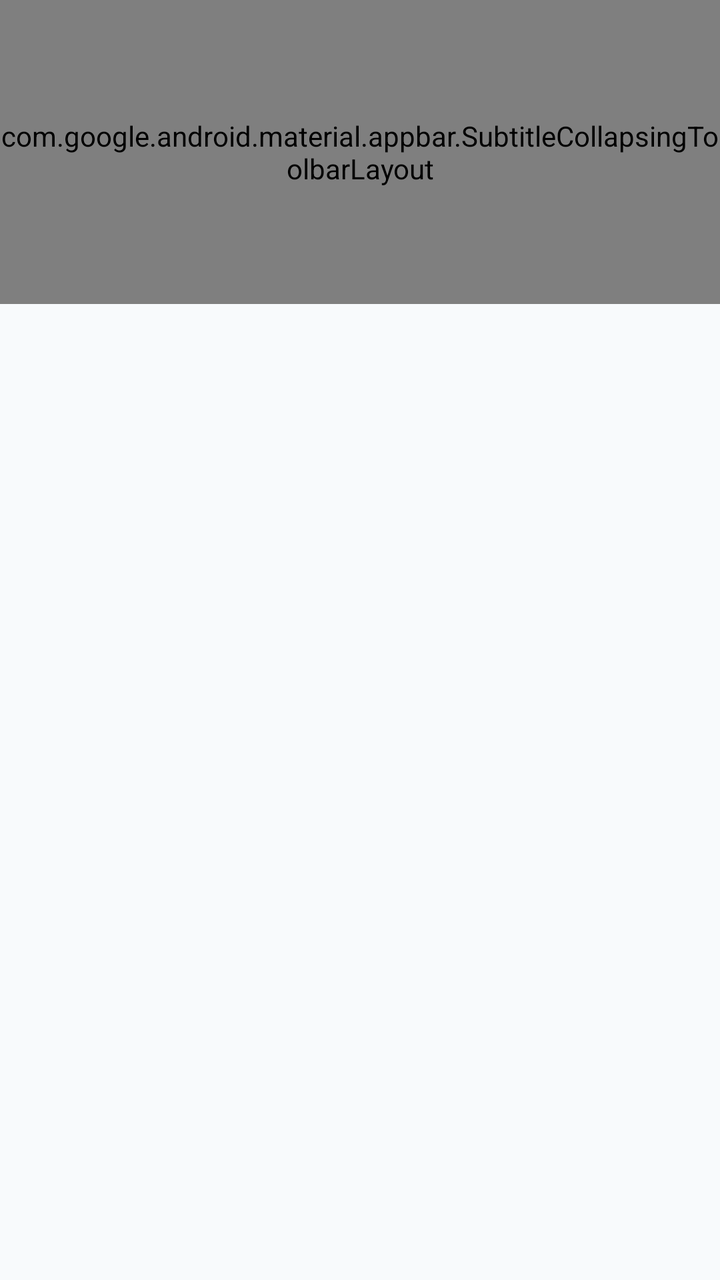
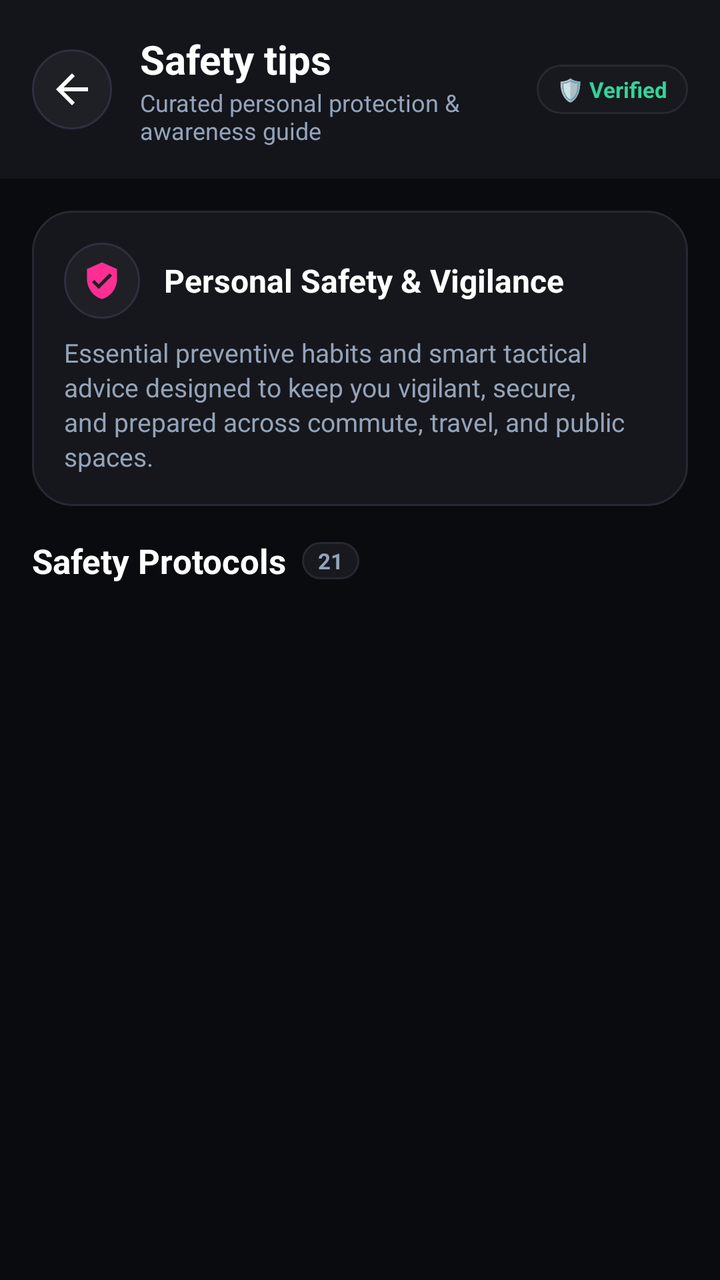

Compare the two renders of this Android layout. The source of the first and the diff that turns it into the second are given below.
<!-- AndroidManifest.xml: application theme Theme.SheGuard -->
<!-- res/layout/fragment_safety_tips.xml -->
<?xml version="1.0" encoding="utf-8"?>
<androidx.coordinatorlayout.widget.CoordinatorLayout xmlns:android="http://schemas.android.com/apk/res/android"
    xmlns:app="http://schemas.android.com/apk/res-auto"
    xmlns:tools="http://schemas.android.com/tools"
    android:layout_width="match_parent"
    android:layout_height="match_parent"
    android:clipChildren="false"
    android:fitsSystemWindows="true"
    tools:context=".ui.fragment.SafetyTipsFragment">

    <androidx.core.widget.NestedScrollView
        android:layout_width="match_parent"
        android:layout_height="match_parent"
        android:fillViewport="true"
        app:layout_behavior="com.google.android.material.appbar.AppBarLayout$ScrollingViewBehavior">

        <androidx.recyclerview.widget.RecyclerView
            android:id="@+id/recyclerView"
            android:layout_width="match_parent"
            android:layout_height="match_parent" />

    </androidx.core.widget.NestedScrollView>

    <include
        android:id="@+id/header"
        layout="@layout/view_header_expandable" />

</androidx.coordinatorlayout.widget.CoordinatorLayout>
<!-- res/layout/view_header_expandable.xml (included above) -->
<?xml version="1.0" encoding="utf-8"?>
<com.google.android.material.appbar.AppBarLayout xmlns:android="http://schemas.android.com/apk/res/android"
    xmlns:app="http://schemas.android.com/apk/res-auto"
    xmlns:tools="http://schemas.android.com/tools"
    android:id="@+id/appBarLayout"
    android:layout_width="match_parent"
    android:layout_height="wrap_content"
    android:background="@android:color/transparent"
    android:fitsSystemWindows="true"
    app:liftOnScroll="true">

    <com.google.android.material.appbar.SubtitleCollapsingToolbarLayout
        android:id="@+id/collapsing_toolbar"
        android:layout_width="match_parent"
        android:layout_height="?attr/collapsingToolbarLayoutLargeSize"
        app:collapsedSubtitleTextAppearance="@style/Toolbar.SubTitleText.Collapsed"
        app:collapsedSubtitleTextColor="@color/text_color_secondary"
        app:collapsedTitleTextAppearance="@style/Toolbar.TitleText.Collapsed"
        app:collapsedTitleTextColor="@color/text_color_primary"
        app:contentScrim="?attr/colorSurfaceContainer"
        app:expandedSubtitleTextAppearance="@style/Toolbar.SubTitleText.Expanded"
        app:expandedTitleMarginBottom="16dp"
        app:expandedTitleMarginEnd="24dp"
        app:expandedTitleMarginStart="24dp"
        app:expandedTitleTextAppearance="@style/Toolbar.TitleText.Expanded"
        app:forceApplySystemWindowInsetTop="true"
        app:layout_scrollFlags="scroll|snap|exitUntilCollapsed"
        app:scrimAnimationDuration="300"
        app:statusBarScrim="@null"
        app:subtitle="@string/app_moto"
        app:title="@string/app_name">

        <com.google.android.material.appbar.MaterialToolbar
            android:id="@+id/toolbar"
            android:layout_width="match_parent"
            android:layout_height="?attr/actionBarSize"
            android:paddingEnd="24dp"
            app:contentInsetStartWithNavigation="0dp"
            app:layout_collapseMode="pin"
            app:maxLines="1"
            app:navigationIconTint="?attr/colorOnSurface"
            app:popupTheme="@style/Theme.SheGuard"
            app:subtitle="@string/app_moto"
            app:title="@string/app_name"
            app:titleTextAppearance="@style/Toolbar.TitleText"
            app:titleTextEllipsize="end"
            tools:ignore="RtlSymmetry" />

    </com.google.android.material.appbar.SubtitleCollapsingToolbarLayout>
</com.google.android.material.appbar.AppBarLayout>
<!-- resources referenced by this layout -->
<resources>
  <string name="app_moto">Your safety in your hands</string>
  <string name="app_name" translatable="false">GuardianAI</string>
  <style name="Theme.SheGuard" parent="Base.Theme.SheGuard" />
  <style name="Toolbar.SubTitleText.Collapsed" parent="TextAppearance.Material3.BodySmall">
          <item name="android:textSize">14sp</item>
          <item name="android:textColor">@color/text_color_secondary</item>
      </style>
  <style name="Toolbar.SubTitleText.Expanded" parent="TextAppearance.Material3.BodyMedium">
          <item name="android:textSize">16sp</item>
          <item name="android:textColor">@color/text_color_secondary</item>
      </style>
  <style name="Toolbar.TitleText" parent="TextAppearance.Material3.TitleLarge" />
  <style name="Toolbar.TitleText.Collapsed" parent="TextAppearance.Material3.TitleMedium">
          <item name="android:textSize">22sp</item>
          <item name="android:textColor">@color/text_color_primary</item>
      </style>
  <style name="Toolbar.TitleText.Expanded" parent="TextAppearance.Material3.TitleLarge">
          <item name="android:textSize">40sp</item>
          <item name="android:textColor">@color/text_color_primary</item>
      </style>
  <color name="accent_pink">#FF2E93</color>
  <color name="colorPrimaryDark">#D81173</color>
  <color name="colorPinkSubtle">#26FF2E93</color>
  <color name="surface_background">#F8FAFC</color>
  <color name="surface_card">#FFFFFF</color>
  <color name="textColorPrimary">#0F172A</color>
  <color name="color_surface_variant">#F1F5F9</color>
  <color name="textColorSecondary">#64748B</color>
  <style name="Widget.SheGuard.RadioButton.Pink" parent="Widget.MaterialComponents.CompoundButton.RadioButton">
          <item name="materialThemeOverlay">@style/ThemeOverlay.SheGuard.RadioButton.Pink</item>
      </style>
  <style name="Widget.SheGuard.Switch.Pink" parent="Widget.Material3.CompoundButton.MaterialSwitch">
          <item name="thumbTint">@color/accent_pink</item>
      </style>
  <style name="Widget.SheGuard.Checkbox.Pink" parent="Widget.Material3.CompoundButton.CheckBox">
          <item name="buttonTint">@color/accent_pink</item>
      </style>
  <style name="ThemeOverlay.SheGuard.RadioButton.Pink" parent="">
          <item name="colorOnSurface">@color/accent_pink</item>
          <item name="colorSecondary">@color/accent_pink</item>
      </style>
  <!-- unchanged entries left out for length: 1 -->
</resources>

<!-- the commit's change to res/layout/fragment_safety_tips.xml (unified diff, before → after) -->
@@ -2,78 +2,188 @@
 <androidx.coordinatorlayout.widget.CoordinatorLayout xmlns:android="http://schemas.android.com/apk/res/android"
     xmlns:app="http://schemas.android.com/apk/res-auto"
     xmlns:tools="http://schemas.android.com/tools"
+    android:id="@+id/layout_safety_tips_root"
     android:layout_width="match_parent"
     android:layout_height="match_parent"
-    android:clipChildren="false"
+    android:background="#0A0B0E"
     android:fitsSystemWindows="true"
     tools:context=".ui.fragment.SafetyTipsFragment">
+
+    
+    <com.google.android.material.appbar.AppBarLayout
+        android:id="@+id/appBarLayout"
+        android:layout_width="match_parent"
+        android:layout_height="wrap_content"
+        android:background="#13151B"
+        app:elevation="0dp">
+
+        <LinearLayout
+            android:layout_width="match_parent"
+            android:layout_height="wrap_content"
+            android:orientation="horizontal"
+            android:gravity="center_vertical"
+            android:paddingStart="16dp"
+            android:paddingEnd="16dp"
+            android:paddingTop="16dp"
+            android:paddingBottom="16dp">
+
+            <ImageButton
+                android:id="@+id/btn_back"
+                android:layout_width="40dp"
+                android:layout_height="40dp"
+                android:background="@drawable/bg_circle_info"
+                android:src="@drawable/ic_arrow_back"
+                app:tint="#FFFFFF"
+                android:contentDescription="Back" />
+
+            <LinearLayout
+                android:layout_width="0dp"
+                android:layout_height="wrap_content"
+                android:layout_weight="1"
+                android:layout_marginStart="14dp"
+                android:orientation="vertical">
+
+                <TextView
+                    android:id="@+id/tv_title"
+                    android:layout_width="wrap_content"
+                    android:layout_height="wrap_content"
+                    android:text="@string/activity_safety_tips_title"
+                    android:textColor="#FFFFFF"
+                    android:textSize="20sp"
+                    android:textStyle="bold" />
+
+                <TextView
+                    android:id="@+id/tv_subtitle"
+                    android:layout_width="wrap_content"
+                    android:layout_height="wrap_content"
+                    android:text="Curated personal protection &amp; awareness guide"
+                    android:textColor="#94A3B8"
+                    android:textSize="12sp" />
+            </LinearLayout>
+
+            <TextView
+                android:layout_width="wrap_content"
+                android:layout_height="wrap_content"
+                android:background="@drawable/bg_monogram_badge"
+                android:paddingStart="10dp"
+                android:paddingEnd="10dp"
+                android:paddingTop="5dp"
+                android:paddingBottom="5dp"
+                android:text="🛡️ Verified"
+                android:textColor="#34D399"
+                android:textSize="11sp"
+                android:textStyle="bold" />
+        </LinearLayout>
+    </com.google.android.material.appbar.AppBarLayout>
 
     <androidx.core.widget.NestedScrollView
         android:layout_width="match_parent"
         android:layout_height="match_parent"
         android:fillViewport="true"
-        app:layout_behavior="com.google.android.material.appbar.AppBarLayout$ScrollingViewBehavior">
+        android:overScrollMode="never"
+        app:layout_behavior="@string/appbar_scrolling_view_behavior">
 
-        <androidx.recyclerview.widget.RecyclerView
-            android:id="@+id/recyclerView"
+        <LinearLayout
             android:layout_width="match_parent"
-            android:layout_height="match_parent" />
+            android:layout_height="wrap_content"
+            android:orientation="vertical">
 
+            
+            <LinearLayout
+                android:layout_width="match_parent"
+                android:layout_height="wrap_content"
+                android:background="@drawable/bg_card_safety_dark"
+                android:padding="16dp"
+                android:orientation="vertical"
+                android:layout_marginStart="16dp"
+                android:layout_marginEnd="16dp"
+                android:layout_marginTop="16dp"
+                android:layout_marginBottom="16dp">
+
+                <LinearLayout
+                    android:layout_width="wrap_content"
+                    android:layout_height="wrap_content"
+                    android:orientation="horizontal"
+                    android:gravity="center_vertical">
+
+                    <FrameLayout
+                        android:layout_width="38dp"
+                        android:layout_height="38dp"
+                        android:background="@drawable/bg_circle_info">
+
+                        <ImageView
+                            android:layout_width="20dp"
+                            android:layout_height="20dp"
+                            android:layout_gravity="center"
+                            android:src="@drawable/ic_shield_check_vector"
+                            app:tint="?attr/themeAccent"
+                            android:contentDescription="Shield" />
+                    </FrameLayout>
+
+                    <TextView
+                        android:layout_width="wrap_content"
+                        android:layout_height="wrap_content"
+                        android:layout_marginStart="12dp"
+                        android:text="Personal Safety &amp; Vigilance"
+                        android:textColor="#FFFFFF"
+                        android:textSize="16sp"
+                        android:textStyle="bold" />
+                </LinearLayout>
+
+                <TextView
+                    android:layout_width="wrap_content"
+                    android:layout_height="wrap_content"
+                    android:layout_marginTop="8dp"
+                    android:text="Essential preventive habits and smart tactical advice designed to keep you vigilant, secure, and prepared across commute, travel, and public spaces."
+                    android:textColor="#94A3B8"
+                    android:textSize="13sp"
+                    android:lineSpacingExtra="2dp" />
+            </LinearLayout>
+
+            
+            <LinearLayout
+                android:layout_width="match_parent"
+                android:layout_height="wrap_content"
+                android:orientation="horizontal"
+                android:gravity="center_vertical"
+                android:layout_marginStart="16dp"
+                android:layout_marginEnd="16dp"
+                android:layout_marginBottom="12dp">
+
+                <TextView
+                    android:layout_width="wrap_content"
+                    android:layout_height="wrap_content"
+                    android:text="Safety Protocols"
+                    android:textColor="#FFFFFF"
+                    android:textSize="17sp"
+                    android:textStyle="bold" />
+
+                <TextView
+                    android:id="@+id/tv_tips_count"
+                    android:layout_width="wrap_content"
+                    android:layout_height="wrap_content"
+                    android:layout_marginStart="8dp"
+                    android:background="@drawable/bg_monogram_badge"
+                    android:paddingStart="8dp"
+                    android:paddingEnd="8dp"
+                    android:paddingTop="2dp"
+                    android:paddingBottom="2dp"
+                    android:text="21"
+                    android:textColor="#94A3B8"
+                    android:textSize="11sp"
+                    android:textStyle="bold" />
+            </LinearLayout>
+
+            
+            <androidx.recyclerview.widget.RecyclerView
+                android:id="@+id/recyclerView"
+                android:layout_width="match_parent"
+                android:layout_height="wrap_content"
+                android:nestedScrollingEnabled="false"
+                android:clipToPadding="false"
+                android:paddingBottom="36dp" />
+
+        </LinearLayout>
     </androidx.core.widget.NestedScrollView>
 
-    <include
-        android:id="@+id/header"
-        layout="@layout/view_header_expandable" />
-
 </androidx.coordinatorlayout.widget.CoordinatorLayout>
-<!-- res/layout/view_header_expandable.xml (included above) -->
-<?xml version="1.0" encoding="utf-8"?>
-<com.google.android.material.appbar.AppBarLayout xmlns:android="http://schemas.android.com/apk/res/android"
-    xmlns:app="http://schemas.android.com/apk/res-auto"
-    xmlns:tools="http://schemas.android.com/tools"
-    android:id="@+id/appBarLayout"
-    android:layout_width="match_parent"
-    android:layout_height="wrap_content"
-    android:background="@android:color/transparent"
-    android:fitsSystemWindows="true"
-    app:liftOnScroll="true">
-
-    <com.google.android.material.appbar.SubtitleCollapsingToolbarLayout
-        android:id="@+id/collapsing_toolbar"
-        android:layout_width="match_parent"
-        android:layout_height="?attr/collapsingToolbarLayoutLargeSize"
-        app:collapsedSubtitleTextAppearance="@style/Toolbar.SubTitleText.Collapsed"
-        app:collapsedSubtitleTextColor="@color/text_color_secondary"
-        app:collapsedTitleTextAppearance="@style/Toolbar.TitleText.Collapsed"
-        app:collapsedTitleTextColor="@color/text_color_primary"
-        app:contentScrim="?attr/colorSurfaceContainer"
-        app:expandedSubtitleTextAppearance="@style/Toolbar.SubTitleText.Expanded"
-        app:expandedTitleMarginBottom="16dp"
-        app:expandedTitleMarginEnd="24dp"
-        app:expandedTitleMarginStart="24dp"
-        app:expandedTitleTextAppearance="@style/Toolbar.TitleText.Expanded"
-        app:forceApplySystemWindowInsetTop="true"
-        app:layout_scrollFlags="scroll|snap|exitUntilCollapsed"
-        app:scrimAnimationDuration="300"
-        app:statusBarScrim="@null"
-        app:subtitle="@string/app_moto"
-        app:title="@string/app_name">
-
-        <com.google.android.material.appbar.MaterialToolbar
-            android:id="@+id/toolbar"
-            android:layout_width="match_parent"
-            android:layout_height="?attr/actionBarSize"
-            android:paddingEnd="24dp"
-            app:contentInsetStartWithNavigation="0dp"
-            app:layout_collapseMode="pin"
-            app:maxLines="1"
-            app:navigationIconTint="?attr/colorOnSurface"
-            app:popupTheme="@style/Theme.SheGuard"
-            app:subtitle="@string/app_moto"
-            app:title="@string/app_name"
-            app:titleTextAppearance="@style/Toolbar.TitleText"
-            app:titleTextEllipsize="end"
-            tools:ignore="RtlSymmetry" />
-
-    </com.google.android.material.appbar.SubtitleCollapsingToolbarLayout>
-</com.google.android.material.appbar.AppBarLayout>
<!-- resource entries referenced after the edit -->
@@ -1,25 +1,62 @@
 <!-- resources referenced by this layout -->
 <resources>
-  <string name="app_moto">Your safety in your hands</string>
-  <string name="app_name" translatable="false">GuardianAI</string>
+  <!-- drawable bg_card_safety_dark (drawable) -->
+  <?xml version="1.0" encoding="utf-8"?>
+  <shape xmlns:android="http://schemas.android.com/apk/res/android"
+      android:shape="rectangle">
+      <solid android:color="#16171C" />
+      <corners android:radius="20dp" />
+      <stroke
+          android:width="1dp"
+          android:color="#262833" />
+  </shape>
+  <!-- drawable bg_circle_info (drawable) -->
+  <?xml version="1.0" encoding="utf-8"?>
+  <shape xmlns:android="http://schemas.android.com/apk/res/android"
+      android:shape="oval">
+      <solid android:color="#1F2026" />
+      <size
+          android:width="40dp"
+          android:height="40dp" />
+      <stroke
+          android:width="1dp"
+          android:color="#2D303E" />
+  </shape>
+  <!-- drawable bg_monogram_badge (drawable) -->
+  <?xml version="1.0" encoding="utf-8"?>
+  <shape xmlns:android="http://schemas.android.com/apk/res/android"
+      android:shape="rectangle">
+      <solid android:color="#18191E" />
+      <corners android:radius="18dp" />
+      <stroke
+          android:width="1dp"
+          android:color="#272832" />
+  </shape>
+  <!-- drawable ic_arrow_back (drawable) -->
+  <vector xmlns:android="http://schemas.android.com/apk/res/android"
+      android:width="24dp"
+      android:height="24dp"
+      android:autoMirrored="true"
+      android:tint="#FFFFFF"
+      android:viewportWidth="24"
+      android:viewportHeight="24">
+      <path
+          android:fillColor="@android:color/white"
+          android:pathData="M20,11H7.83l5.59,-5.59L12,4l-8,8 8,8 1.41,-1.41L7.83,13H20v-2z" />
+  </vector>
+  <!-- drawable ic_shield_check_vector (drawable) -->
+  <?xml version="1.0" encoding="utf-8"?>
+  <vector xmlns:android="http://schemas.android.com/apk/res/android"
+      android:width="24dp"
+      android:height="24dp"
+      android:viewportWidth="24"
+      android:viewportHeight="24">
+      <path
+          android:fillColor="#FFFFFFFF"
+          android:pathData="M12,1L3,5v6c0,5.55 3.84,10.74 9,12 5.16,-1.26 9,-6.45 9,-12V5l-9,-4zm-2,16l-4,-4 1.41,-1.41L10,14.17l6.59,-6.59L18,9l-8,8z" />
+  </vector>
+  <string name="activity_safety_tips_title">Safety tips</string>
   <style name="Theme.SheGuard" parent="Base.Theme.SheGuard" />
-  <style name="Toolbar.SubTitleText.Collapsed" parent="TextAppearance.Material3.BodySmall">
-          <item name="android:textSize">14sp</item>
-          <item name="android:textColor">@color/text_color_secondary</item>
-      </style>
-  <style name="Toolbar.SubTitleText.Expanded" parent="TextAppearance.Material3.BodyMedium">
-          <item name="android:textSize">16sp</item>
-          <item name="android:textColor">@color/text_color_secondary</item>
-      </style>
-  <style name="Toolbar.TitleText" parent="TextAppearance.Material3.TitleLarge" />
-  <style name="Toolbar.TitleText.Collapsed" parent="TextAppearance.Material3.TitleMedium">
-          <item name="android:textSize">22sp</item>
-          <item name="android:textColor">@color/text_color_primary</item>
-      </style>
-  <style name="Toolbar.TitleText.Expanded" parent="TextAppearance.Material3.TitleLarge">
-          <item name="android:textSize">40sp</item>
-          <item name="android:textColor">@color/text_color_primary</item>
-      </style>
   <color name="accent_pink">#FF2E93</color>
   <color name="colorPrimaryDark">#D81173</color>
   <color name="colorPinkSubtle">#26FF2E93</color>
